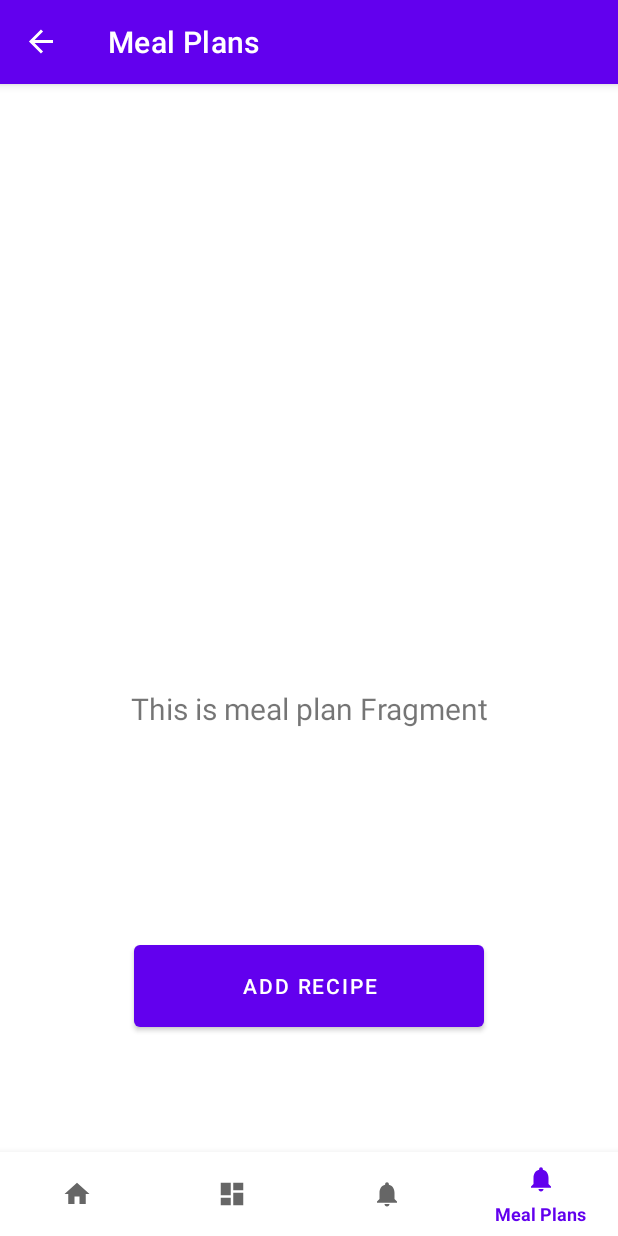
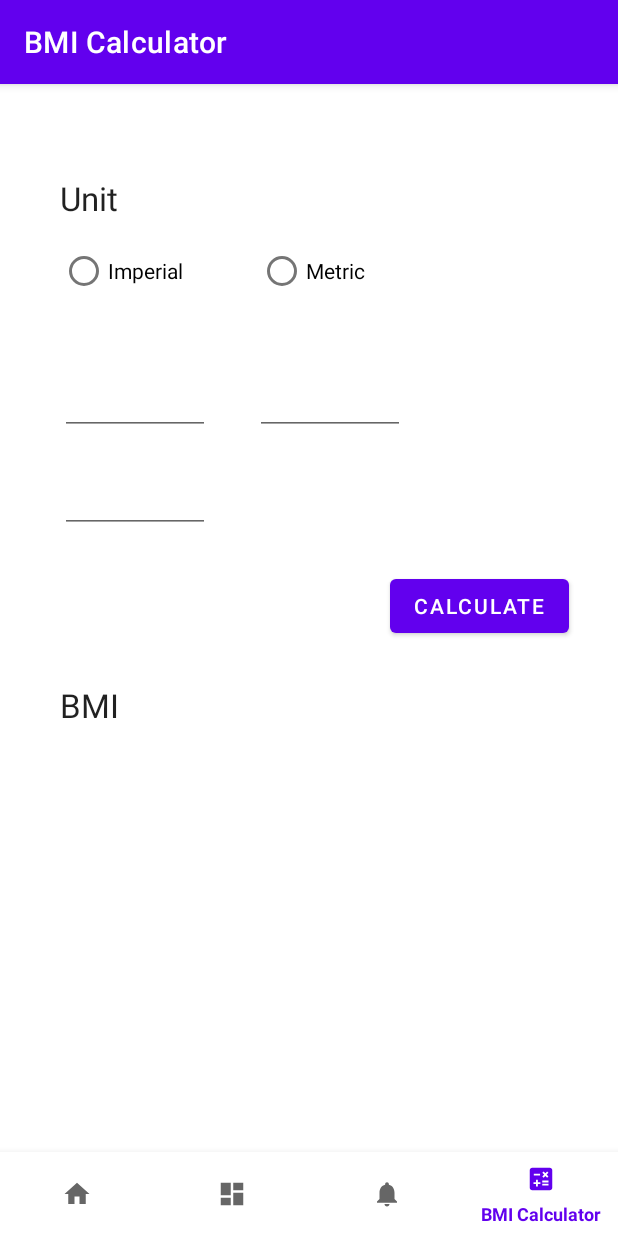
Before and after one commit to JohnSalinas123/CS4750_PantryPal, an Android app: the BmiCalculatorFragment screen opened through its navigation route, on a phone screen of 412 x 824 dp. Run offline under Robolectric (Android 15) with nearby library versions, the phone set to English and light mode, and no system bars; our stand-ins replace navigation-ui.

Commit message:
Rework meal plan page to bmi calculator page, set up basic display

```diff
--- a/app/src/main/java/com/example/pantry_pal/MainActivity.kt
+++ b/app/src/main/java/com/example/pantry_pal/MainActivity.kt
@@ -26,7 +26,7 @@ class MainActivity : AppCompatActivity() {
         // menu should be considered as top level destinations.
         val appBarConfiguration = AppBarConfiguration(
             setOf(
-                R.id.navigation_home, R.id.navigation_grocery_list, R.id.navigation_recipes
+                R.id.navigation_home, R.id.navigation_grocery_list, R.id.navigation_recipes, R.id.navigation_bmi_calculator
             )
         )
         setupActionBarWithNavController(navController, appBarConfiguration)
--- a/app/src/main/java/com/example/pantry_pal/ui/meal_plan/MealPlanFragment.kt
+++ b/app/src/main/java/com/example/pantry_pal/ui/bmi_calculator/BmiCalculatorFragment.kt
@@ -1,4 +1,4 @@
-package com.example.pantry_pal.ui.meal_plan
+package com.example.pantry_pal.ui.bmi_calculator
 
 import android.os.Bundle
 import android.view.LayoutInflater
@@ -7,11 +7,11 @@ import android.view.ViewGroup
 import android.widget.TextView
 import androidx.fragment.app.Fragment
 import androidx.lifecycle.ViewModelProvider
-import com.example.pantry_pal.databinding.FragmentMealPlanBinding
+import com.example.pantry_pal.databinding.FragmentBmiCalculatorBinding
 
-class MealPlanFragment : Fragment() {
+class BmiCalculatorFragment : Fragment() {
 
-    private var _binding: FragmentMealPlanBinding? = null
+    private var _binding: FragmentBmiCalculatorBinding? = null
 
     // This property is only valid between onCreateView and
     // onDestroyView.
@@ -23,15 +23,15 @@ class MealPlanFragment : Fragment() {
         savedInstanceState: Bundle?
     ): View {
         val mealPlanViewModel =
-            ViewModelProvider(this).get(MealPlanViewModel::class.java)
+            ViewModelProvider(this).get(BmiCalculatorViewModel::class.java)
 
-        _binding = FragmentMealPlanBinding.inflate(inflater, container, false)
+        _binding = FragmentBmiCalculatorBinding.inflate(inflater, container, false)
         val root: View = binding.root
 
-        val textView: TextView = binding.mealPlan
-        mealPlanViewModel.text.observe(viewLifecycleOwner) {
-            textView.text = it
-        }
+//        val textView: TextView = binding.mealPlan
+//        mealPlanViewModel.text.observe(viewLifecycleOwner) {
+//            textView.text = it
+//        }
         return root
     }
 
@@ -40,4 +40,7 @@ class MealPlanFragment : Fragment() {
         _binding = null
     }
 
+    fun calculateBmi() {
+
+    }
 }
--- a/app/src/main/java/com/example/pantry_pal/ui/meal_plan/MealPlanViewModel.kt
+++ b/app/src/main/java/com/example/pantry_pal/ui/bmi_calculator/BmiCalculatorViewModel.kt
@@ -1,10 +1,10 @@
-package com.example.pantry_pal.ui.meal_plan
+package com.example.pantry_pal.ui.bmi_calculator
 
 import androidx.lifecycle.LiveData
 import androidx.lifecycle.MutableLiveData
 import androidx.lifecycle.ViewModel
 
-class MealPlanViewModel : ViewModel() {
+class BmiCalculatorViewModel : ViewModel() {
 
     private val _text = MutableLiveData<String>().apply {
         value = "This is meal plan Fragment"
--- /dev/null
+++ b/app/src/main/res/drawable/ic_calculator_black_24dp.xml
@@ -0,0 +1,9 @@
+<vector xmlns:android="http://schemas.android.com/apk/res/android"
+    android:width="24dp"
+    android:height="24dp"
+    android:viewportWidth="960"
+    android:viewportHeight="960">
+  <path
+      android:fillColor="#FF000000"
+      android:pathData="M320,720h60v-80h80v-60h-80v-80h-60v80h-80v60h80v80ZM520,690h200v-60L520,630v60ZM520,590h200v-60L520,530v60ZM564,438 L620,382 676,438 718,396 662,338 718,282 676,240 620,296 564,240 522,282 578,338 522,396 564,438ZM250,368h200v-60L250,308v60ZM200,840q-33,0 -56.5,-23.5T120,760v-560q0,-33 23.5,-56.5T200,120h560q33,0 56.5,23.5T840,200v560q0,33 -23.5,56.5T760,840L200,840Z"/>
+</vector>
--- /dev/null
+++ b/app/src/main/res/layout/fragment_bmi_calculator.xml
@@ -0,0 +1,95 @@
+<?xml version="1.0" encoding="utf-8"?>
+<androidx.constraintlayout.widget.ConstraintLayout xmlns:android="http://schemas.android.com/apk/res/android"
+    xmlns:app="http://schemas.android.com/apk/res-auto"
+    xmlns:tools="http://schemas.android.com/tools"
+    android:layout_width="match_parent"
+    android:layout_height="match_parent"
+    tools:context=".ui.bmi_calculator.BmiCalculatorFragment">
+
+    <RadioGroup
+        android:id="@+id/unit_option"
+        android:layout_width="wrap_content"
+        android:layout_height="wrap_content"
+        android:layout_marginTop="10dp"
+        android:orientation="horizontal"
+        app:layout_constraintStart_toStartOf="@+id/textView"
+        app:layout_constraintTop_toBottomOf="@+id/textView">
+
+        <RadioButton
+            android:id="@+id/imperial_unit"
+            android:layout_width="wrap_content"
+            android:layout_height="wrap_content"
+            android:layout_marginRight="50dp"
+            android:text="Imperial" />
+
+        <RadioButton
+            android:id="@+id/metric_unit"
+            android:layout_width="wrap_content"
+            android:layout_height="wrap_content"
+            android:text="Metric" />
+
+    </RadioGroup>
+
+    <EditText
+        android:id="@+id/height_feet"
+        android:layout_width="100dp"
+        android:layout_height="wrap_content"
+        android:layout_marginTop="40dp"
+        android:ems="10"
+        android:inputType="number"
+        app:layout_constraintStart_toStartOf="@+id/unit_option"
+        app:layout_constraintTop_toBottomOf="@+id/unit_option" />
+
+    <EditText
+        android:id="@+id/height_inch"
+        android:layout_width="100dp"
+        android:layout_height="wrap_content"
+        android:layout_marginStart="30dp"
+        android:layout_marginTop="40dp"
+        android:ems="10"
+        android:inputType="number"
+        app:layout_constraintStart_toEndOf="@+id/height_feet"
+        app:layout_constraintTop_toBottomOf="@+id/unit_option" />
+
+    <Button
+        android:id="@+id/calculate"
+        android:layout_width="wrap_content"
+        android:layout_height="wrap_content"
+        android:layout_marginStart="120dp"
+        android:layout_marginTop="90dp"
+        android:text="@string/cal_button"
+        app:layout_constraintStart_toEndOf="@+id/weight"
+        app:layout_constraintTop_toBottomOf="@+id/height_inch" />
+
+    <EditText
+        android:id="@+id/weight"
+        android:layout_width="100dp"
+        android:layout_height="wrap_content"
+        android:layout_marginTop="20dp"
+        android:ems="10"
+        android:inputType="number"
+        app:layout_constraintStart_toStartOf="@+id/height_feet"
+        app:layout_constraintTop_toBottomOf="@+id/height_feet" />
+
+    <TextView
+        android:id="@+id/textView"
+        android:layout_width="wrap_content"
+        android:layout_height="wrap_content"
+        android:layout_marginStart="40dp"
+        android:layout_marginTop="5dp"
+        android:text="@string/unit"
+        android:textAppearance="@style/TextAppearance.AppCompat.Large"
+        app:layout_constraintStart_toStartOf="parent"
+        app:layout_constraintTop_toTopOf="parent" />
+
+    <TextView
+        android:id="@+id/display_bmi"
+        android:layout_width="wrap_content"
+        android:layout_height="wrap_content"
+        android:layout_marginTop="100dp"
+        android:text="@string/bmi_result"
+        android:textAppearance="@style/TextAppearance.AppCompat.Large"
+        app:layout_constraintStart_toStartOf="@+id/weight"
+        app:layout_constraintTop_toBottomOf="@+id/weight" />
+
+</androidx.constraintlayout.widget.ConstraintLayout>
--- a/app/src/main/res/layout/fragment_meal_plan.xml
+++ /dev/null
@@ -1,33 +0,0 @@
-<?xml version="1.0" encoding="utf-8"?>
-<androidx.constraintlayout.widget.ConstraintLayout xmlns:android="http://schemas.android.com/apk/res/android"
-    xmlns:app="http://schemas.android.com/apk/res-auto"
-    xmlns:tools="http://schemas.android.com/tools"
-    android:layout_width="match_parent"
-    android:layout_height="match_parent"
-    tools:context=".ui.meal_plan.MealPlanFragment">
-
-    <TextView
-        android:id="@+id/meal_plan"
-        android:layout_width="match_parent"
-        android:layout_height="wrap_content"
-        android:layout_marginStart="8dp"
-        android:layout_marginTop="8dp"
-        android:layout_marginEnd="8dp"
-        android:textAlignment="center"
-        android:textSize="20sp"
-        app:layout_constraintBottom_toBottomOf="parent"
-        app:layout_constraintEnd_toEndOf="parent"
-        app:layout_constraintStart_toStartOf="parent"
-        app:layout_constraintTop_toTopOf="parent" />
-
-    <Button
-        android:id="@+id/add_recipe_button"
-        android:layout_width="350px"
-        android:layout_height="100px"
-        android:layout_marginBottom="200px"
-        android:text="@string/add_recipe_button_text"
-        app:layout_constraintBottom_toBottomOf="parent"
-        app:layout_constraintEnd_toEndOf="parent"
-        app:layout_constraintStart_toStartOf="parent" />
-
-</androidx.constraintlayout.widget.ConstraintLayout>
--- a/app/src/main/res/menu/bottom_nav_menu.xml
+++ b/app/src/main/res/menu/bottom_nav_menu.xml
@@ -18,8 +18,8 @@
         android:title="@string/title_recipes" />
 
     <item
-        android:id="@+id/navigation_meal_plan"
-        android:icon="@drawable/ic_notifications_black_24dp"
-        android:title="@string/title_meal_plan" />
+        android:id="@+id/navigation_bmi_calculator"
+        android:icon="@drawable/ic_calculator_black_24dp"
+        android:title="@string/bmi_calculator" />
 
 </menu>
--- a/app/src/main/res/navigation/mobile_navigation.xml
+++ b/app/src/main/res/navigation/mobile_navigation.xml
@@ -24,9 +24,9 @@
         tools:layout="@layout/fragment_recipes" />
 
     <fragment
-        android:id="@+id/navigation_meal_plan"
-        android:name="com.example.pantry_pal.ui.meal_plan.MealPlanFragment"
-        android:label="@string/title_meal_plan"
-        tools:layout="@layout/fragment_meal_plan" />
+        android:id="@+id/navigation_bmi_calculator"
+        android:name="com.example.pantry_pal.ui.bmi_calculator.BmiCalculatorFragment"
+        android:label="@string/bmi_calculator"
+        tools:layout="@layout/fragment_bmi_calculator" />
 
 </navigation>
--- a/app/src/main/res/values/strings.xml
+++ b/app/src/main/res/values/strings.xml
@@ -3,6 +3,10 @@
     <string name="title_home">Home</string>
     <string name="title_grocery_list">Grocery List</string>
     <string name="title_recipes">Recipes</string>
-    <string name="title_meal_plan">Meal Plans</string>
+    <string name="bmi_calculator">BMI Calculator</string>
     <string name="add_recipe_button_text">Add Recipe</string>
+
+    <string name="unit">Unit</string>
+    <string name="cal_button">Calculate</string>
+    <string name="bmi_result">BMI</string>
 </resources>
```
